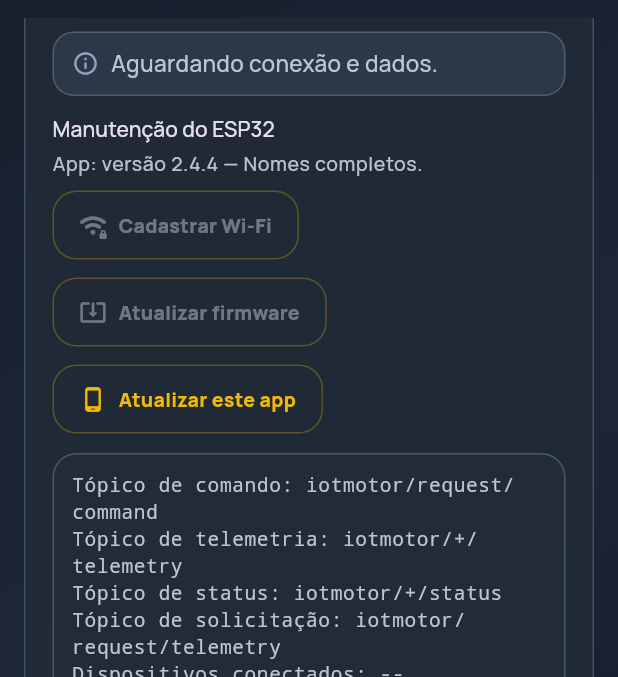
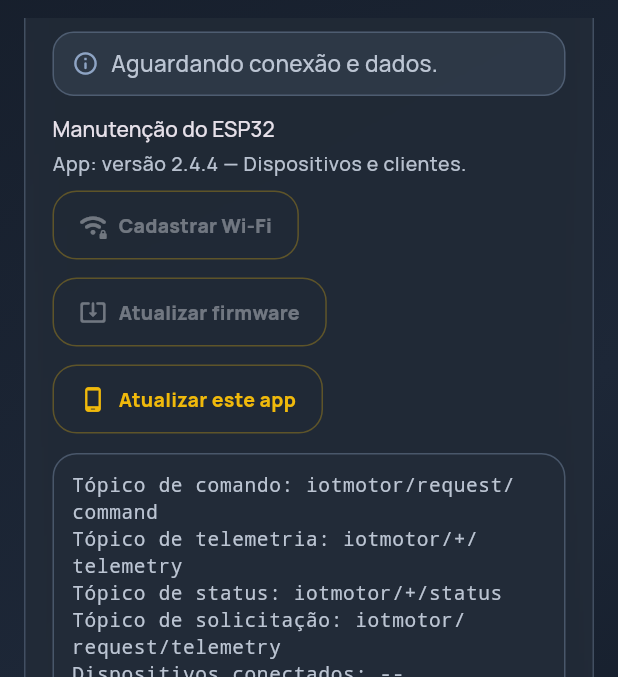
Before and after one commit to frahncky/IoTMotor, a Flutter app: the screen it shows after launch, item 4 of the bottom bar chosen, scrolled down 946 dp, on a phone screen of 412 x 824 dp, the part 216-893 px from its top. Run offline on Flutter 3.47's test engine with Material 3 defaults, Android fonts, the phone set to English and light mode, and no system bars; our stand-ins replace audioplayers, fl_chart, flutter_local_notifications, flutter_riverpod, flutter_secure_storage, google_fonts and 2 more; missing offline and left inert: cryptography, dart:html, flutter_background_service, mqtt_client.

Commit message:
chore(app): nomeia versão de dispositivos e clientes

```diff
--- a/lib/app/versao.dart
+++ b/lib/app/versao.dart
@@ -3,4 +3,4 @@
 /// A cada atualização do app, suba o `version:` do pubspec.yaml e troque este
 /// nome (curto, dizendo o que a versão traz). O CI publica a release
 /// `app-v<versão>` com ele, e a PR que muda o app sem subir a versão falha.
-const String nomeDaVersao = 'Nomes completos';
+const String nomeDaVersao = 'Dispositivos e clientes';
```
